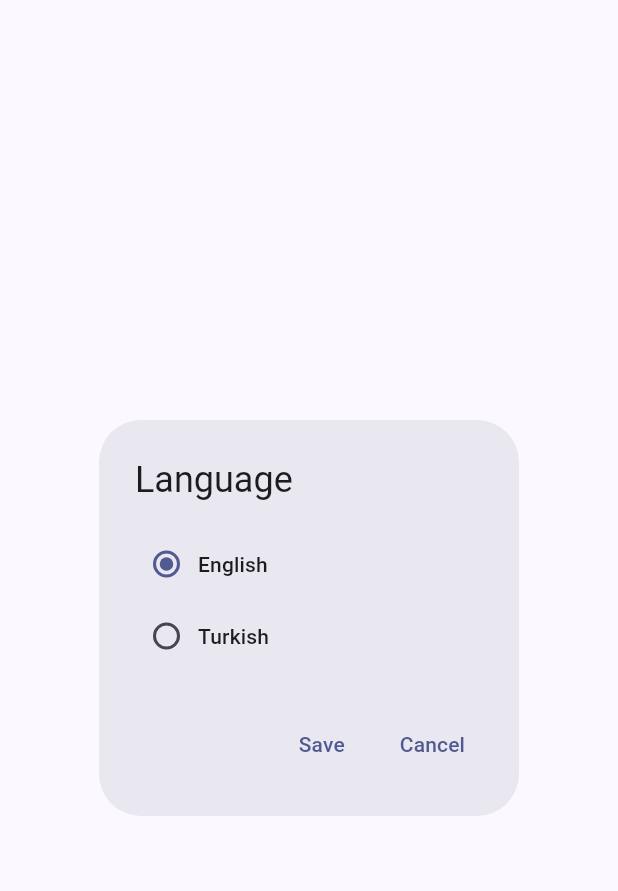
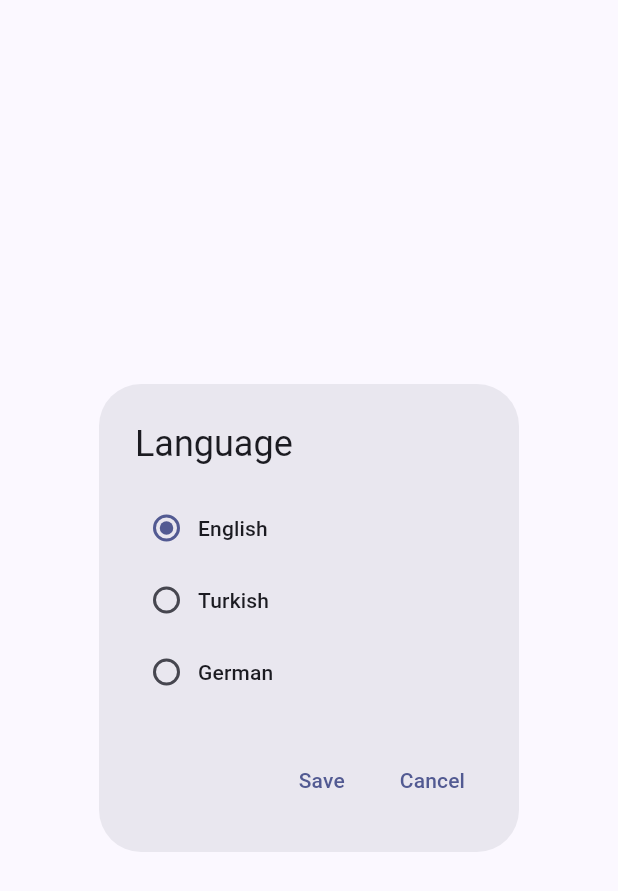
Before and after one commit to aksoyalpi/Prayers, a Flutter app: the LanguageDialog widget shown alone on an empty page, opened directly, on a phone screen of 412 x 824 dp. Shown: the top 891 px of the screen. Run offline on Flutter 3.47's test engine with Material 3 defaults, Android fonts, the phone set to English and light mode, and no system bars; our stand-ins replace awesome_notifications, google_fonts, location, settings_ui, shared_preferences; accounts and stored records are empty; generated files the repository leaves out were written again.

Commit message:
added german as a language

```diff
--- a/lib/consts/strings.dart
+++ b/lib/consts/strings.dart
@@ -28,6 +28,22 @@ class Strings {
   static const String calculation_method = "Calculation method";
   static const String prayerTimes = "Prayer times";
 
+  static const String fajrArabic = "صلاة الفجر";
+  static const String sunriseArabic = "شروق";
+  static const String dhuhrArabic = "صلاة الظهر";
+  static const String asrArabic = "صلاة العصر";
+  static const String maghribArabic = "صلاة المغرب";
+  static const String ishaArabic = "صلاة العشاء";
+
+  static const Map<String, String> prayersArabic = {
+    "Fajr": "صلاة الفجر",
+    "Sunrise": "شروق",
+    "Dhuhr": "صلاة الظهر",
+    "Asr": "صلاة العصر",
+    "Maghrib": "صلاة المغرب",
+    "Isha": "صلاة العشاء"
+  };
+
   static const String languageCode = "languageCode";
 
   static const Map<String, String> prefs = {
--- a/lib/l10n/app_en.arb
+++ b/lib/l10n/app_en.arb
@@ -1,5 +1,5 @@
 {
-  "prayerTime": "{time, select, Fajr{Morning / Fajr} Sunrise{Sunrise} Dhuhr{Noon / Dhuhr} Asr{Afternoon / Asr} Maghrib{Evening / Maghrib} Isha{Night / Isha} other{Prayer}}",
+  "prayerTime": "{time, select, Fajr{Morning} Sunrise{Sunrise} Dhuhr{Noon} Asr{Afternoon} Maghrib{Evening} Isha{Night} other{Prayer}}",
   "date": "{date}",
   "@date": {
     "placeholders": {
@@ -20,6 +20,7 @@
   "language": "Language",
   "english": "English",
   "turkish": "Turkish",
+  "german": "German",
 
   "location": "Location",
   "useGPS": "use GPS",
--- a/lib/l10n/app_tr.arb
+++ b/lib/l10n/app_tr.arb
@@ -1,5 +1,5 @@
 {
-  "prayerTime": "{time, select, Fajr{Sabah / Fajr} Sunrise{Günes} Dhuhr{Ögle / Dhuhr} Asr{Ikindi / Asr} Maghrib{Aksam / Maghrib} Isha{Yatsi / Isha} other{Namaz}}",
+  "prayerTime": "{time, select, Fajr{Sabah} Sunrise{Günes} Dhuhr{Ögle} Asr{Ikindi} Maghrib{Aksam} Isha{Yatsi} other{Namaz}}",
 
   "appTheme": "{theme, select, System{Sistem} Dark{Koyu} Light{Açık} other{Sistem}}",
   "appThemeTitle": "Uygulama teması",
@@ -11,6 +11,7 @@
   "language": "Dil",
   "english": "Ingilizce",
   "turkish": "Türkçe",
+  "german": "Almanca",
 
   "location": "Konum",
   "gps": "GPS",
--- a/lib/language_dialog.dart
+++ b/lib/language_dialog.dart
@@ -38,6 +38,13 @@ class _LanguageDialogState extends State<LanguageDialog> {
                 setState(() => aktLocale = const Locale("tr"));
               },
               child: Text(AppLocalizations.of(context)!.turkish)),
+          RadioMenuButton(
+              value: const Locale("de"),
+              groupValue: aktLocale,
+              onChanged: (value) {
+                setState(() => aktLocale = const Locale("de"));
+              },
+              child: Text(AppLocalizations.of(context)!.german)),
         ],
       ),
       actions: [
```
Also changed, not shown: lib/l10n/app_de.arb (added, +39 -0 lines), lib/main.dart (+8 -1 lines).
